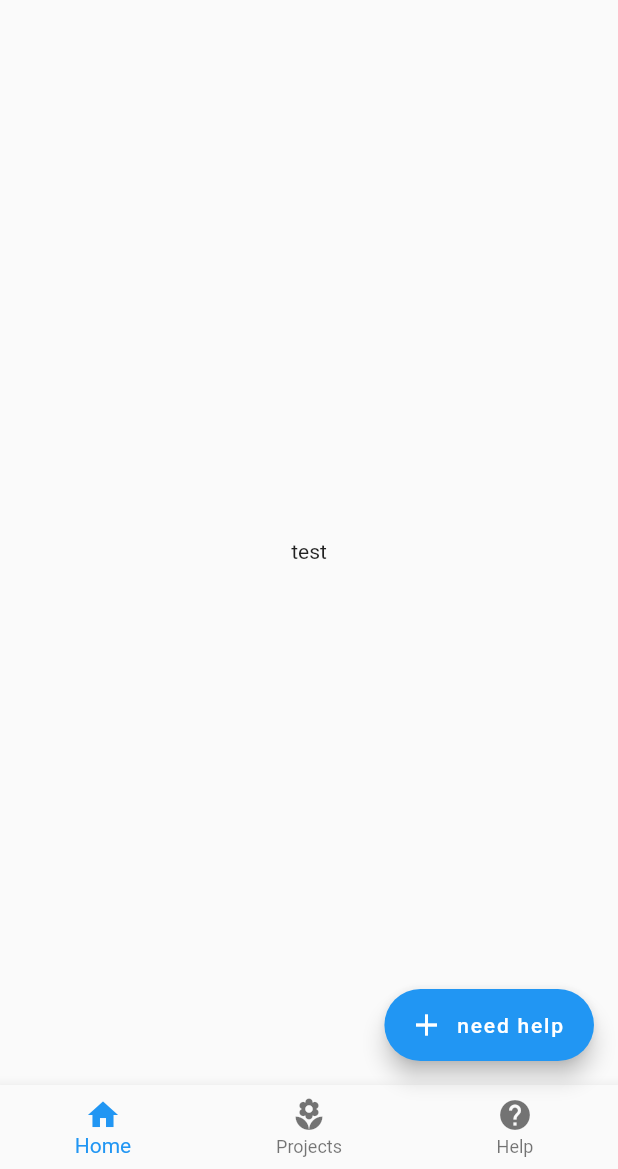
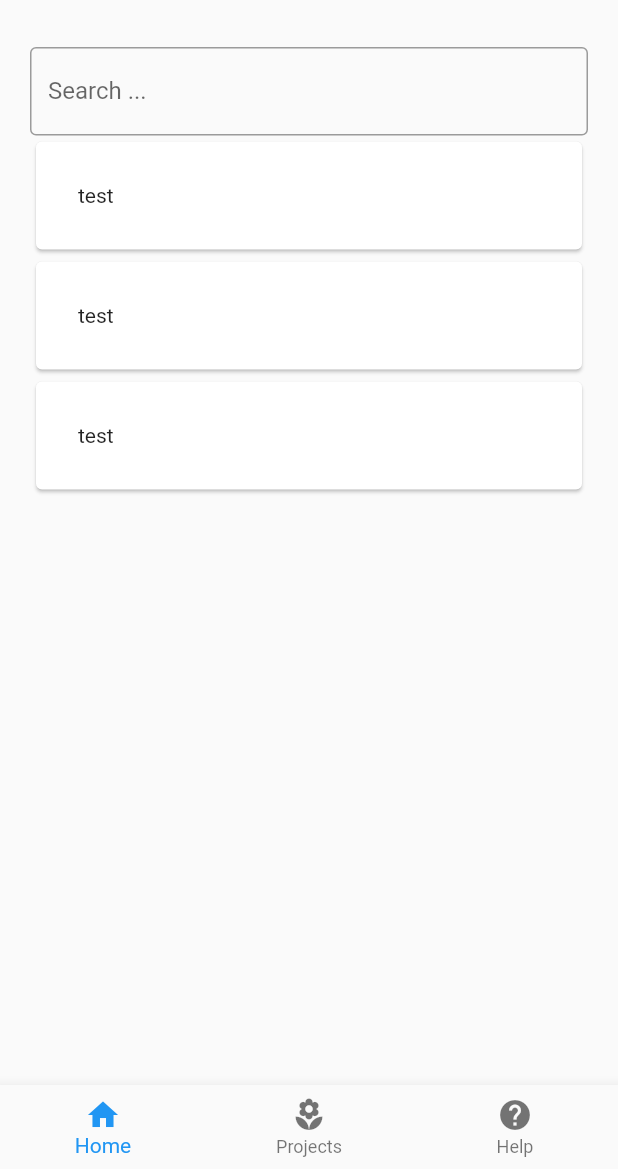
Before and after one commit to joscha0/hackaTUM2021, a Flutter app: the screen it shows after launch, on a phone screen of 412 x 824 dp, the part 67-1236 px from its top. Run offline on Flutter 3.47's test engine with Material 2 defaults, Android fonts, the phone set to English and light mode, and no system bars; our stand-ins replace get.

Commit message:
add search and cards

```diff
--- a/lib/modules/home/home_view.dart
+++ b/lib/modules/home/home_view.dart
@@ -1,13 +1,15 @@
 import 'package:flutter/material.dart';
 import 'package:gardening/shared/bottom_nav_bar.dart';
+import 'package:gardening/shared/content_card.dart';
 import 'package:get/get.dart';
 import 'package:gardening/modules/profile/profile_view.dart';
-import 'package:gardening/services/app_pages.dart';
 import 'package:gardening/shared/text_styles.dart';
 import 'home_controller.dart';
 
 class HomeView extends GetView<HomeController> {
-  const HomeView({Key? key}) : super(key: key);
+  HomeView({Key? key}) : super(key: key);
+
+  final searchController = TextEditingController();
 
   @override
   Widget build(BuildContext context) {
@@ -23,22 +25,39 @@ class HomeView extends GetView<HomeController> {
           IconButton(
             icon: const Icon(Icons.person_rounded),
             onPressed: () {
-              Get.to(() => const ProfileView());
+              Get.to(
+                () => const ProfileView(),
+              );
             },
           ),
         ],
       ),
-      body: const Center(
-        child: Text("test"),
+      body: SingleChildScrollView(
+        padding: const EdgeInsets.all(20),
+        child: Column(
+          children: [
+            TextFormField(
+              controller: searchController,
+              decoration: const InputDecoration(
+                labelText: 'Search ...',
+                border: OutlineInputBorder(),
+              ),
+            ),
+            ContentCard(
+              title: "test",
+            ),
+            ContentCard(
+              title: "test",
+            ),
+            ContentCard(
+              title: "test",
+            ),
+          ],
+        ),
       ),
       bottomNavigationBar: MyBottomNavigationBar(
         currentIndex: 0,
       ),
-      floatingActionButton: FloatingActionButton.extended(
-        onPressed: () {},
-        label: const Text('need help'),
-        icon: const Icon(Icons.add),
-      ),
     );
   }
 }
--- a/lib/services/app_pages.dart
+++ b/lib/services/app_pages.dart
@@ -16,7 +16,7 @@ class AppPages {
   static final routes = [
     GetPage(
       name: Routes.HOME,
-      page: () => const HomeView(),
+      page: () => HomeView(),
       binding: HomeBinding(),
       children: [
         GetPage(
--- /dev/null
+++ b/lib/shared/content_card.dart
@@ -0,0 +1,25 @@
+import 'package:flutter/material.dart';
+
+class ContentCard extends StatelessWidget {
+  String title = "";
+  ContentCard({Key? key, required this.title}) : super(key: key);
+
+  @override
+  Widget build(BuildContext context) {
+    return Card(
+      clipBehavior: Clip.antiAlias,
+      child: InkWell(
+        onTap: () {},
+        child: Column(
+          crossAxisAlignment: CrossAxisAlignment.stretch,
+          children: [
+            Padding(
+              padding: const EdgeInsets.all(28),
+              child: Text(title),
+            )
+          ],
+        ),
+      ),
+    );
+  }
+}
```
